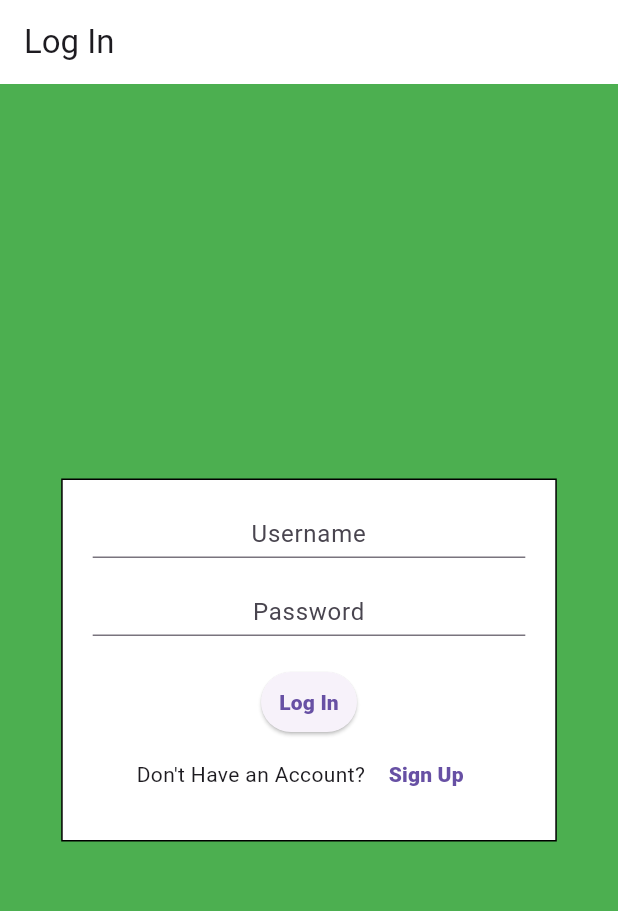
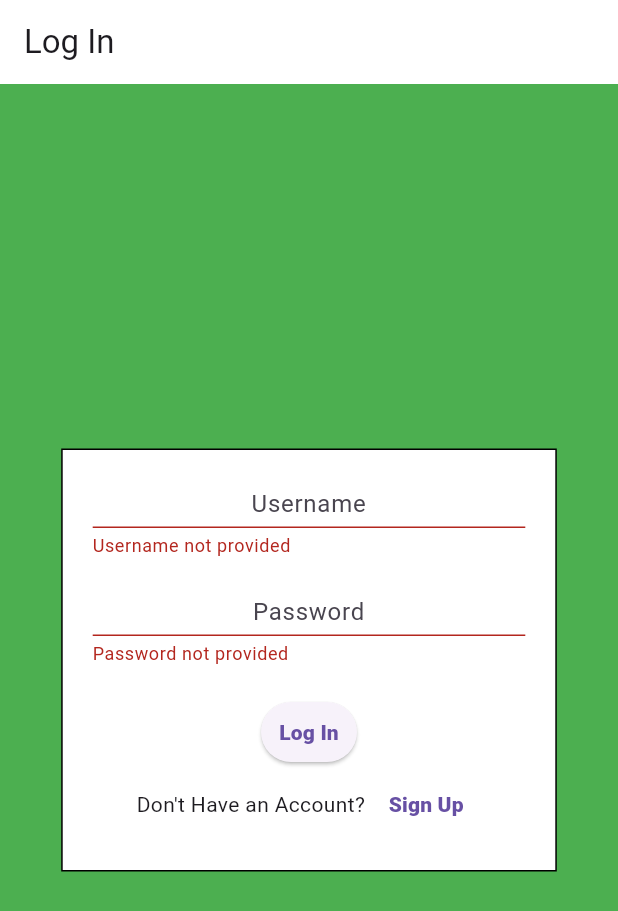
Before and after one commit to Pirkhs/ParPal, a Flutter app: the screen it shows after launch, after a tap on "Log In", on a phone screen of 412 x 824 dp. Shown: the top 911 px of the screen. Run offline on Flutter 3.47's test engine with Material 3 defaults, Android fonts, the light colour scheme and no system bars; our stand-ins replace sqflite; accounts and stored records are empty.

Commit message:
login basic form validation

```diff
--- a/lib/login.dart
+++ b/lib/login.dart
@@ -1,15 +1,23 @@
 import 'package:flutter/material.dart';
+import 'package:parpal/home.dart';
 import 'package:parpal/sign_up.dart';
 import 'package:parpal/styled_btn.dart';
 
-class Login extends StatelessWidget {
+class Login extends StatefulWidget {
   const Login({super.key});
 
   @override
-  Widget build(BuildContext context) {
+  State<Login> createState() => _LoginState();
+}
+
+class _LoginState extends State<Login> {
+  final _loginFormGlobalKey = GlobalKey<FormState>();
 
   String usernameInput = "";
   String passwordInput = "";
+
+  @override
+  Widget build(BuildContext context) {
 
     return Scaffold(
       appBar: AppBar(
@@ -26,6 +34,7 @@ class Login extends StatelessWidget {
                 ),
                 padding: const EdgeInsets.all(20),
                 child: Form(
+                  key: _loginFormGlobalKey,
                   child: SizedBox(
                     width: MediaQuery.of(context).size.width * 0.7,
                     child: Column(
@@ -49,6 +58,7 @@ class Login extends StatelessWidget {
 
                         TextFormField(
                           keyboardType: TextInputType.visiblePassword,
+                          obscureText: true,
                           textAlign: TextAlign.center,
                           decoration: const InputDecoration(
                             hintText: "Password",
@@ -64,7 +74,22 @@ class Login extends StatelessWidget {
 
                         const SizedBox(height: 20),
 
-                        StyledButton(onPressed: () {}, text: "Log In"),
+                        StyledButton(onPressed: () {
+                          if (_loginFormGlobalKey.currentState!.validate()) {
+
+                            _loginFormGlobalKey.currentState!.save();
+
+                            // if (usernameInput and passwordInput match) {
+
+                              Navigator.push(
+                              context,
+                              MaterialPageRoute(
+                                  builder: (context) => const Home()),
+                              );
+                            // }
+                          }
+                        }, text: "Log In"),
+
                         Row(
                           mainAxisAlignment: MainAxisAlignment.center,
                           children: [
--- a/lib/scorecard.dart
+++ b/lib/scorecard.dart
@@ -13,7 +13,6 @@ class Scorecard extends StatefulWidget {
 }
 
 class _ScorecardState extends State<Scorecard> {
-
 
   final _formGlobalKey = GlobalKey<FormState>();
 
```
Lines whose indentation alone changed are shown as unchanged.
